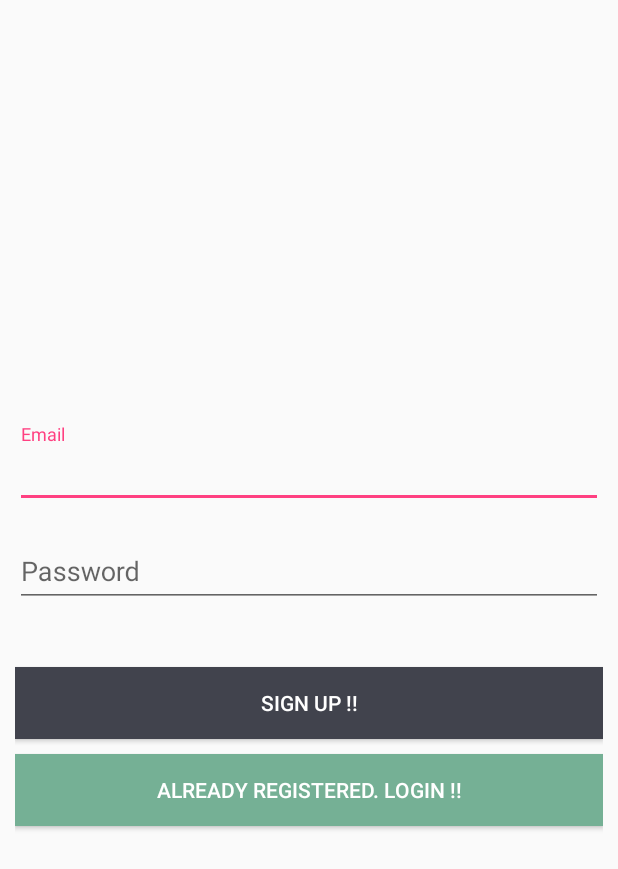
After one commit to atifhussain324/Commutr, an Android app: the SignupActivity screen opened directly, with no data from a screen before it, on a phone screen of 412 x 824 dp. The commit adds this screen. Shown: the top 869 px of the screen. Run offline under Robolectric (Android 15) with nearby library versions, the phone set to English and light mode, and no system bars; our stand-ins replace Firebase (no records; nobody signed in at launch, a user with empty details on screens opened directly).

Commit message:
Authentication added

```diff
--- a/app/src/main/java/Modules/Recycler_Route_Adapter.java
+++ b/app/src/main/java/Modules/Recycler_Route_Adapter.java
@@ -1,6 +1,8 @@
 package Modules;
 
 import android.content.Context;
+import android.graphics.Color;
+import android.graphics.PorterDuff;
 import android.support.v7.widget.RecyclerView;
 import android.util.Log;
 import android.view.LayoutInflater;
@@ -56,7 +58,9 @@ public class Recycler_Route_Adapter  extends RecyclerView.Adapter<View_Holder_Pl
             holder.title1.setText(list.get(position).getName());
             holder.title2.setText(list.get(position).gettShortName()+" "+list.get(position).gettLongName());
             holder.title3.setText(list.get(position).getInstruction());
-            holder.title4.setText(list.get(position).getStops()+" "+list.get(position).getStepDuration());
+            holder.title4.setText(list.get(position).getStops()+" Stops, "+list.get(position).getStepDuration());
+            //holder.cardView.setCardBackgroundColor(Color.parseColor(list.get(position).getColor()));
+            //holder.cardView.getBackground().setColorFilter(Color.parseColor(list.get(position).getColor()), PorterDuff.Mode.DARKEN);
 
         }
 
--- a/app/src/main/java/Modules/RouteLister.java
+++ b/app/src/main/java/Modules/RouteLister.java
@@ -150,6 +150,8 @@ public class RouteLister {
                         int tStops = stepsArray.getJSONObject(i).getJSONObject("transit_details").getInt("num_stops");
                         String tStepDur = stepsArray.getJSONObject(i).getJSONObject("duration").getString("text");
                         String travel_mode= stepsArray.getJSONObject(i).getString("travel_mode");
+                        String color = stepsArray.getJSONObject(i).getJSONObject("transit_details").getJSONObject("line").getString("color");
+                        Log.i("testingFinal2",color);
 
                         routeOption.setTravel_mode(travel_mode);
                         routeOption.settName(tName);
@@ -158,6 +160,7 @@ public class RouteLister {
                         routeOption.settLongName(trainLongName);
                         routeOption.settStops(tStops);
                         routeOption.settStepDuration(tStepDur);
+                        routeOption.setColor(color);
 
 
 
--- a/app/src/main/java/Modules/View_Holder_Planner.java
+++ b/app/src/main/java/Modules/View_Holder_Planner.java
@@ -20,6 +20,7 @@ public class View_Holder_Planner extends RecyclerView.ViewHolder {
     TextView title2;
     TextView title3;
     TextView title4;
+    CardView cardView;
 
 
 
@@ -31,6 +32,7 @@ public class View_Holder_Planner extends RecyclerView.ViewHolder {
         title2 = (TextView) itemView.findViewById(R.id.title2);
         title3 = (TextView) itemView.findViewById(R.id.title3);
         title4 = (TextView) itemView.findViewById(R.id.title4);
+        cardView = (CardView) itemView.findViewById(R.id.cardView);
 
 
 
--- /dev/null
+++ b/app/src/main/java/com/example/atif/maps_/SignupActivity.java
@@ -0,0 +1,155 @@
+package com.example.atif.maps_;
+
+
+import android.content.Intent;
+import android.os.Bundle;
+import android.support.annotation.NonNull;
+import android.support.design.widget.TextInputLayout;
+import android.support.v7.app.AppCompatActivity;
+import android.text.TextUtils;
+import android.util.Log;
+import android.view.View;
+import android.view.WindowManager;
+import android.widget.Button;
+import android.widget.EditText;
+import android.widget.ProgressBar;
+import android.widget.Toast;
+
+import com.google.android.gms.tasks.OnCompleteListener;
+import com.google.android.gms.tasks.Task;
+import com.google.firebase.auth.AuthResult;
+import com.google.firebase.auth.FirebaseAuth;
+
+
+public class SignupActivity extends AppCompatActivity {
+
+    private static final String TAG = "SignupActivity" ;
+    private Button btnSignUp,btnLinkToLogIn;
+    private ProgressBar progressBar;
+    private FirebaseAuth auth;
+    private EditText signupInputEmail, signupInputPassword;
+    private TextInputLayout  signupInputLayoutEmail, signupInputLayoutPassword;
+
+
+    @Override
+    protected void onCreate(Bundle savedInstanceState) {
+        super.onCreate(savedInstanceState);
+        setContentView(R.layout.activity_signup);
+        auth = FirebaseAuth.getInstance();
+
+        signupInputLayoutEmail = (TextInputLayout) findViewById(R.id.signup_input_layout_email);
+        signupInputLayoutPassword = (TextInputLayout) findViewById(R.id.signup_input_layout_password);
+        progressBar = (ProgressBar) findViewById(R.id.progressBar);
+
+        signupInputEmail = (EditText) findViewById(R.id.signup_input_email);
+        signupInputPassword = (EditText) findViewById(R.id.signup_input_password);
+
+        btnSignUp = (Button) findViewById(R.id.btn_signup);
+        btnLinkToLogIn = (Button) findViewById(R.id.btn_link_login);
+
+
+        btnSignUp.setOnClickListener(new View.OnClickListener() {
+            @Override
+            public void onClick(View view) {
+                submitForm();
+
+            }
+        });
+
+        btnLinkToLogIn.setOnClickListener(new View.OnClickListener() {
+            @Override
+            public void onClick(View view) {
+                Intent intent = new Intent(SignupActivity.this, LoginActivity.class);
+                startActivity(intent);
+            }
+        });
+    }
+
+    /**
+     * Validating form
+     */
+    private void submitForm() {
+
+        String email = signupInputEmail.getText().toString().trim();
+        String password = signupInputPassword.getText().toString().trim();
+
+        if(!checkEmail()) {
+            return;
+        }
+        if(!checkPassword()) {
+            return;
+        }
+        signupInputLayoutEmail.setErrorEnabled(false);
+        signupInputLayoutPassword.setErrorEnabled(false);
+
+        progressBar.setVisibility(View.VISIBLE);
+        //create user
+        auth.createUserWithEmailAndPassword(email, password)
+                .addOnCompleteListener(SignupActivity.this, new OnCompleteListener<AuthResult>() {
+                    @Override
+                    public void onComplete(@NonNull Task<AuthResult> task) {
+                        Log.d(TAG,"createUserWithEmail:onComplete:" + task.isSuccessful());
+                        progressBar.setVisibility(View.GONE);
+                        // If sign in fails, Log the message to the LogCat. If sign in succeeds
+                        // the auth state listener will be notified and logic to handle the
+                        // signed in user can be handled in the listener.
+                        if (!task.isSuccessful()) {
+                            Log.d(TAG,"Authentication failed." + task.getException());
+
+                        } else {
+                            startActivity(new Intent(SignupActivity.this, UserActivity.class));
+                            finish();
+                        }
+                    }
+                });
+        Toast.makeText(getApplicationContext(), "You are successfully Registered !!", Toast.LENGTH_SHORT).show();
+    }
+
+    private boolean checkEmail() {
+        String email = signupInputEmail.getText().toString().trim();
+        if (email.isEmpty() || !isEmailValid(email)) {
+
+            signupInputLayoutEmail.setErrorEnabled(true);
+            signupInputLayoutEmail.setError(getString(R.string.err_msg_email));
+            signupInputEmail.setError(getString(R.string.err_msg_required));
+            requestFocus(signupInputEmail);
+            return false;
+        }
+        signupInputLayoutEmail.setErrorEnabled(false);
+        return true;
+    }
+
+    private boolean checkPassword() {
+
+        String password = signupInputPassword.getText().toString().trim();
+        if (password.isEmpty() || !isPasswordValid(password)) {
+
+            signupInputLayoutPassword.setError(getString(R.string.err_msg_password));
+            signupInputPassword.setError(getString(R.string.err_msg_required));
+            requestFocus(signupInputPassword);
+            return false;
+        }
+        signupInputLayoutPassword.setErrorEnabled(false);
+        return true;
+    }
+
+    private static boolean isEmailValid(String email) {
+        return !TextUtils.isEmpty(email) && android.util.Patterns.EMAIL_ADDRESS.matcher(email).matches();
+    }
+
+    private static boolean isPasswordValid(String password){
+        return (password.length() >= 6);
+    }
+
+    private void requestFocus(View view) {
+        if (view.requestFocus()) {
+            getWindow().setSoftInputMode(WindowManager.LayoutParams.SOFT_INPUT_STATE_ALWAYS_VISIBLE);
+        }
+    }
+
+    @Override
+    protected void onResume() {
+        super.onResume();
+        progressBar.setVisibility(View.GONE);
+    }
+}
--- a/app/src/main/java/com/example/atif/maps_/routeActivity.java
+++ b/app/src/main/java/com/example/atif/maps_/routeActivity.java
@@ -10,6 +10,7 @@ import java.util.ArrayList;
 
 import Modules.Recycler_Route_Adapter;
 import Modules.Route;
+import Modules.RouteLister;
 import Modules.RouteOption;
 
 public class routeActivity extends AppCompatActivity {
@@ -31,6 +32,8 @@ public class routeActivity extends AppCompatActivity {
         Recycler_Route_Adapter adapter = new Recycler_Route_Adapter(routeList, getApplication());
         recyclerView.setAdapter(adapter);
 
+        RouteLister.routeList.clear();
+
 
 
 
--- /dev/null
+++ b/app/src/main/res/layout/activity_signup.xml
@@ -0,0 +1,57 @@
+<?xml version="1.0" encoding="utf-8"?>
+<LinearLayout xmlns:android="http://schemas.android.com/apk/res/android"
+    android:layout_width="fill_parent"
+    android:layout_height="fill_parent"
+    android:gravity="center"
+    android:orientation="vertical"
+    android:padding="10dp"
+    android:weightSum="1">
+
+    <android.support.design.widget.TextInputLayout
+            android:id="@+id/signup_input_layout_email"
+            android:layout_width="match_parent"
+            android:layout_height="wrap_content"
+            android:layout_centerHorizontal="true"
+            android:layout_marginTop="10dp">
+            <EditText
+                android:id="@+id/signup_input_email"
+                android:layout_width="match_parent"
+                android:layout_height="wrap_content"
+                android:ems="10"
+                android:inputType="textEmailAddress"
+                android:hint="Email" />
+        </android.support.design.widget.TextInputLayout>
+        <android.support.design.widget.TextInputLayout
+            android:id="@+id/signup_input_layout_password"
+            android:layout_width="match_parent"
+            android:layout_height="wrap_content"
+            android:layout_centerHorizontal="true"
+            android:layout_marginTop="10dp">
+            <EditText
+                android:id="@+id/signup_input_password"
+                android:layout_width="match_parent"
+                android:layout_height="wrap_content"
+                android:ems="10"
+                android:inputType="textPassword"
+                android:hint="@string/hint_password" />
+        </android.support.design.widget.TextInputLayout>
+        <Button android:id="@+id/btn_signup"
+            android:layout_width="fill_parent"
+            android:layout_height="wrap_content"
+            android:text="@string/btn_sign_up"
+            android:background="@color/colorPrimaryDark"
+            android:layout_marginTop="40dp"
+            android:textColor="@android:color/white"/>
+        <Button android:id="@+id/btn_link_login"
+            android:layout_width="fill_parent"
+            android:layout_height="wrap_content"
+            android:text="@string/btn_link_to_login"
+            android:background="?attr/colorPrimaryDark"
+            android:layout_marginTop="10dp"
+            android:textColor="@color/white"/>
+    <ProgressBar
+        android:layout_width="wrap_content"
+        android:layout_height="wrap_content"
+        android:id="@+id/progressBar"/>
+
+</LinearLayout>
--- a/app/src/main/res/layout/route_steps_layout.xml
+++ b/app/src/main/res/layout/route_steps_layout.xml
@@ -91,7 +91,7 @@
             android:layout_height="wrap_content"
             android:layout_below="@+id/title3"
             android:layout_toRightOf="@+id/imageView"
-            android:text="Extra Info" />
+            android:text="" />
 
     </RelativeLayout>
 
--- a/app/src/main/res/values/strings.xml
+++ b/app/src/main/res/values/strings.xml
@@ -74,18 +74,17 @@
     <string name="pref_ringtone_silent">Silent</string>
 
     <string name="pref_title_vibrate">Vibrate</string>
-    <string name="title_activity_login">Sign in</string>
+    <string  name="minimum_password">Password too short, enter minimum 6 characters!</string>
+    <string  name="auth_failed">Authentication error, Please enter a valid email and password or sign up</string>
+    <string  name="hint_email">Email</string>
+    <string  name="hint_password">Password</string>
+    <string  name="btn_login">LOGIN</string>
+    <string  name="btn_link_to_login">Already registered. Login !!</string>
+    <string  name="btn_sign_out">Sign Out</string>
+    <string name="btn_sign_up">Sign Up !!</string>
+    <string name="err_msg_email">Enter a valid email.</string>
+    <string name="err_msg_required">Required !!</string>
+    <string name="err_msg_password">Enter a valid password with min 6 characters.</string>
+    <string name="btn_link_to_signup">Don\'t have an account, Signup !!</string>
 
-    <!-- Strings related to login -->
-    <string name="prompt_email">Email</string>
-    <string name="prompt_password">Password (optional)</string>
-    <string name="action_sign_in">Sign in or register</string>
-    <string name="action_sign_in_short">Sign in</string>
-    <string name="error_invalid_email">This email address is invalid</string>
-    <string name="error_invalid_password">This password is too short</string>
-    <string name="error_incorrect_password">This password is incorrect</string>
-    <string name="error_field_required">This field is required</string>
-    <string name="permission_rationale">"Contacts permissions are needed for providing email
-        completions."
-    </string>
 </resources>
--- a/build.gradle
+++ b/build.gradle
@@ -6,10 +6,10 @@ buildscript {
     }
     dependencies {
         classpath 'com.android.tools.build:gradle:2.3.0'
+        classpath 'com.google.gms:google-services:3.0.0'
 
         // NOTE: Do not place your application dependencies here; they belong
         // in the individual module build.gradle files
-        classpath 'com.google.gms:google-services:3.0.0'
     }
 }
 
```
Also changed, not shown: app/build.gradle (+5 -10 lines), app/src/main/AndroidManifest.xml (+12 -0 lines), app/src/main/java/Modules/RouteOption.java (+8 -0 lines), app/src/main/java/com/example/atif/maps_/LoginActivity.java (added, +150 -0 lines), app/src/main/java/com/example/atif/maps_/MapsActivity.java (+29 -3 lines), app/src/main/java/com/example/atif/maps_/UserActivity.java (added, +78 -0 lines), app/src/main/res/layout/activity_login.xml (added, +56 -0 lines), app/src/main/res/layout/activity_user.xml (added, +47 -0 lines), app/src/main/res/values/colors.xml (+18 -2 lines).
